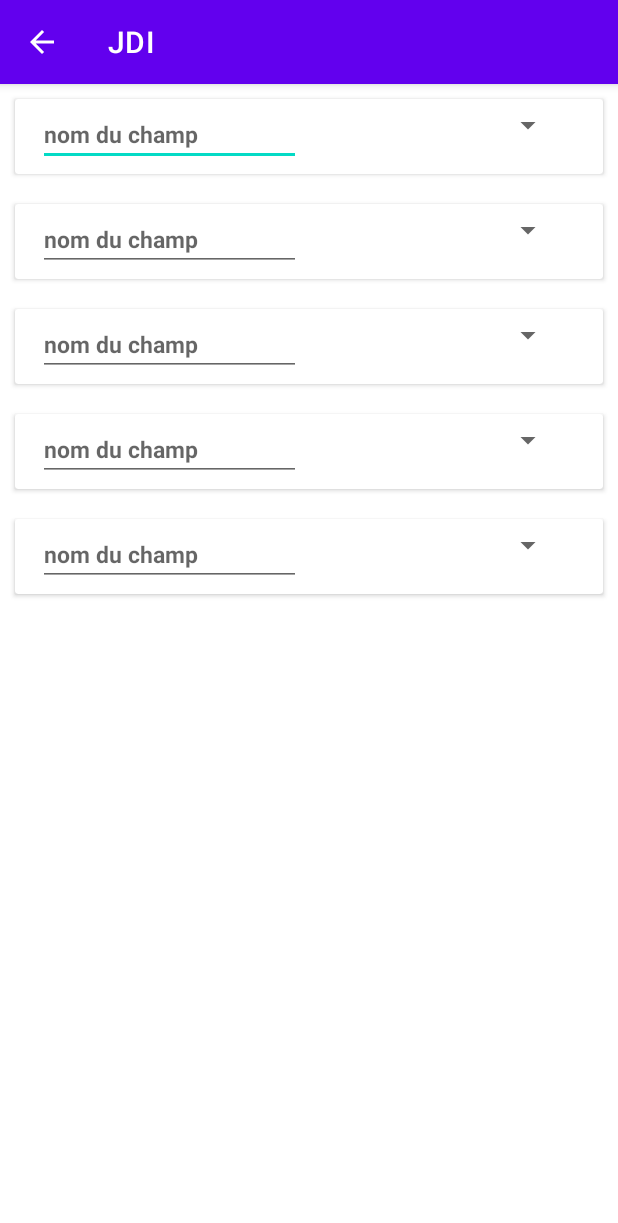
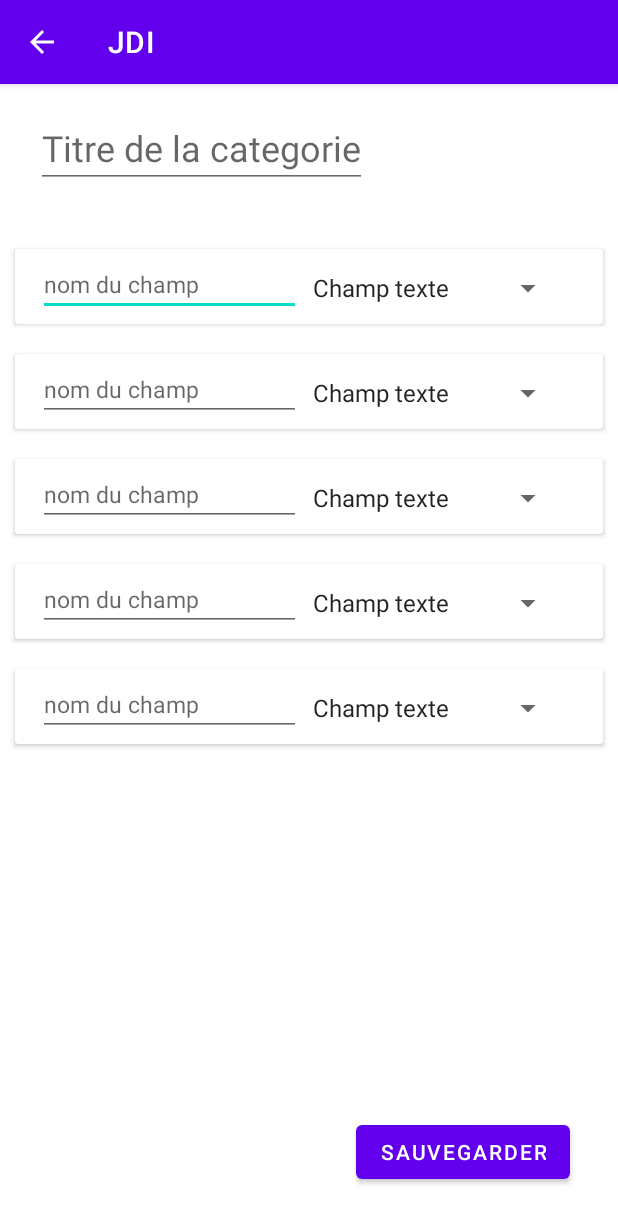
Before and after one commit to Jean-ChristopheGagnon/JDI, an Android app: the CreerCategorieActivity screen opened directly, with no data from a screen before it, on a phone screen of 412 x 824 dp. Shown: the top 1223 px of the screen. Run offline under Robolectric (Android 15) with nearby library versions, the phone set to English and light mode, and no system bars; libraries missing offline, so code that uses them is left out: io.realm.

Commit message:
Ajout du titre de la categorie et du bouton sauvegarder dans l'UI

```diff
--- a/app/src/main/res/layout/activity_creer_categorie.xml
+++ b/app/src/main/res/layout/activity_creer_categorie.xml
@@ -10,16 +10,35 @@
         android:id="@+id/recyclerview"
         android:layout_width="match_parent"
         android:layout_height="match_parent"
+        android:layout_marginTop="100dp"
+        android:layout_marginBottom="100dp"
+        app:layout_constraintBottom_toBottomOf="@id/save_category_button"
+        app:layout_constraintEnd_toEndOf="parent"
+        app:layout_constraintStart_toStartOf="parent"
+        app:layout_constraintTop_toBottomOf="@+id/titre_categorie"
         tools:itemCount="5"
         tools:listitem="@layout/card_view_category_design" />
 
-<!--    <TextView-->
-<!--        android:id="@+id/textView2"-->
-<!--        android:layout_width="wrap_content"-->
-<!--        android:layout_height="wrap_content"-->
-<!--        android:text="TextView"-->
-<!--        tools:layout_editor_absoluteX="182dp"-->
-<!--        tools:layout_editor_absoluteY="109dp" />-->
+    <Button
+        android:id="@+id/save_category_button"
+        android:layout_width="wrap_content"
+        android:layout_height="wrap_content"
+        android:layout_marginEnd="32dp"
+        android:layout_marginBottom="32dp"
+        android:text="Sauvegarder"
+        app:layout_constraintBottom_toBottomOf="parent"
+        app:layout_constraintEnd_toEndOf="parent" />
+
+    <EditText
+        android:id="@+id/titre_categorie"
+        android:layout_width="wrap_content"
+        android:layout_height="wrap_content"
+        android:layout_marginStart="24dp"
+        android:layout_marginTop="16dp"
+        android:hint="Titre de la categorie"
+        android:textSize="24sp"
+        app:layout_constraintStart_toStartOf="parent"
+        app:layout_constraintTop_toTopOf="parent" />
 
 
 </androidx.constraintlayout.widget.ConstraintLayout>
--- a/app/src/main/res/layout/card_view_category_design.xml
+++ b/app/src/main/res/layout/card_view_category_design.xml
@@ -17,12 +17,13 @@
             android:hint="nom du champ"
             android:text=""
             android:textSize="15sp"
-            android:textStyle="bold" />
+            android:textStyle="normal" />
 
         <Spinner
             android:id="@+id/type_reponse_spinner"
             android:layout_width="175dp"
-            android:layout_height="wrap_content" />
+            android:layout_height="wrap_content"
+            android:entries="@array/type_reponse" />
     </GridLayout>
 
 </androidx.cardview.widget.CardView>
--- a/app/src/main/res/values/strings.xml
+++ b/app/src/main/res/values/strings.xml
@@ -15,7 +15,7 @@
     <string name="film">Films</string>
 
     <string-array name="type_reponse">
-        <item>Texte</item>
+        <item>Champ texte</item>
         <item>Checkbox</item>
     </string-array>
 </resources>
```
Also changed, not shown: app/src/main/java/com/example/jdi/CreerCategorieActivity.kt (+19 -1 lines).
